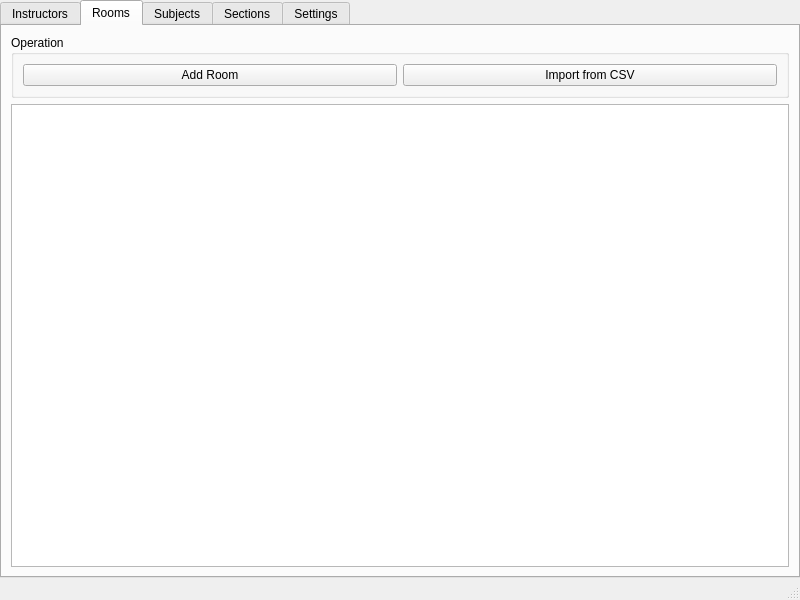
This is qt_ui/main.ui in m-jishnu/GeneticAlgorithmUniversityClassScheduler as Qt 5 draws it before an edit. The edited form follows.
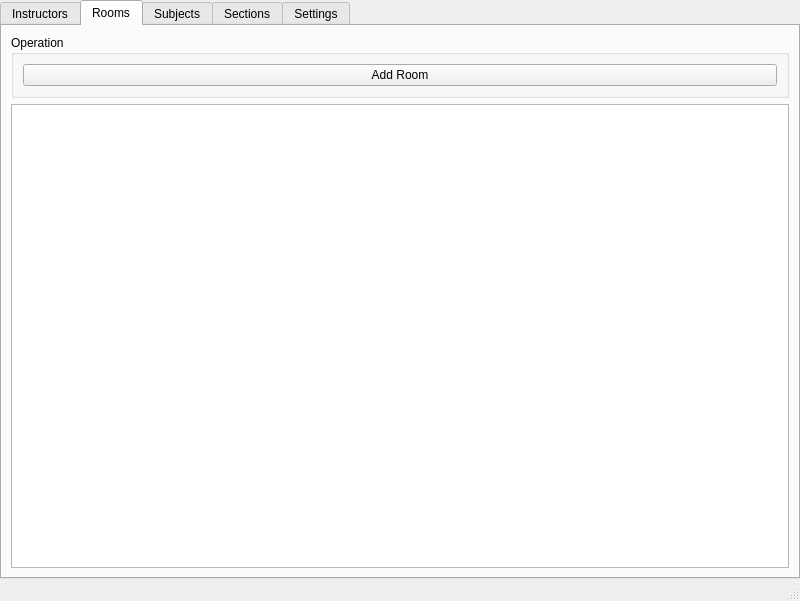
This is the edited form.

Diff of the .ui file:
```diff
--- a/qt_ui/main.ui
+++ b/qt_ui/main.ui
@@ -10,7 +10,7 @@
     <x>0</x>
     <y>0</y>
     <width>800</width>
-    <height>600</height>
+    <height>601</height>
    </rect>
   </property>
   <property name="sizePolicy">
@@ -131,13 +131,6 @@
              </property>
             </widget>
            </item>
-           <item>
-            <widget class="QPushButton" name="btnRoomImport">
-             <property name="text">
-              <string>Import from CSV</string>
-             </property>
-            </widget>
-           </item>
           </layout>
          </widget>
         </item>
```
Left out of the diff: 25 changed lines with no effect on the pictures.
